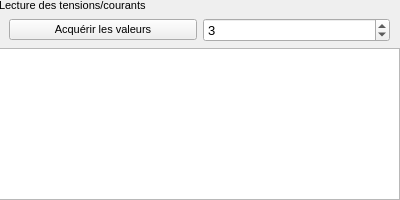
Old version of the form src/UI/widgets/adc24reading.ui in the repository Kemsa/RelayTesterRaspberry.
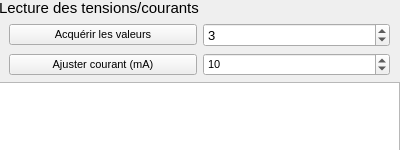
New version of the form.

Commit message: add current adjust button

Patch:
```diff
--- a/src/UI/widgets/adc24reading.ui
+++ b/src/UI/widgets/adc24reading.ui
@@ -7,7 +7,7 @@
     <x>0</x>
     <y>0</y>
     <width>400</width>
-    <height>200</height>
+    <height>150</height>
    </rect>
   </property>
   <property name="font">
@@ -31,6 +31,12 @@
    <layout class="QVBoxLayout" name="verticalLayout">
     <item>
      <widget class="QLabel" name="label">
+      <property name="font">
+       <font>
+        <family>Arial</family>
+        <pointsize>11</pointsize>
+       </font>
+      </property>
       <property name="text">
        <string>Lecture des tensions/courants</string>
       </property>
@@ -72,6 +78,30 @@
       </item>
      </layout>
     </item>
+    <item>
+     <layout class="QHBoxLayout" name="horizontalLayout_2">
+      <property name="leftMargin">
+       <number>10</number>
+      </property>
+      <property name="rightMargin">
+       <number>10</number>
+      </property>
+      <item>
+       <widget class="QPushButton" name="currentAdjust_PB">
+        <property name="text">
+         <string>Ajuster courant (mA)</string>
+        </property>
+       </widget>
+      </item>
+      <item>
+       <widget class="QSpinBox" name="targetCurrent_SB">
+        <property name="value">
+         <number>10</number>
+        </property>
+       </widget>
+      </item>
+     </layout>
+    </item>
     <item>
      <widget class="QTableWidget" name="values_TBL">
       <property name="font">
```
The commit also changes 2 other files.
